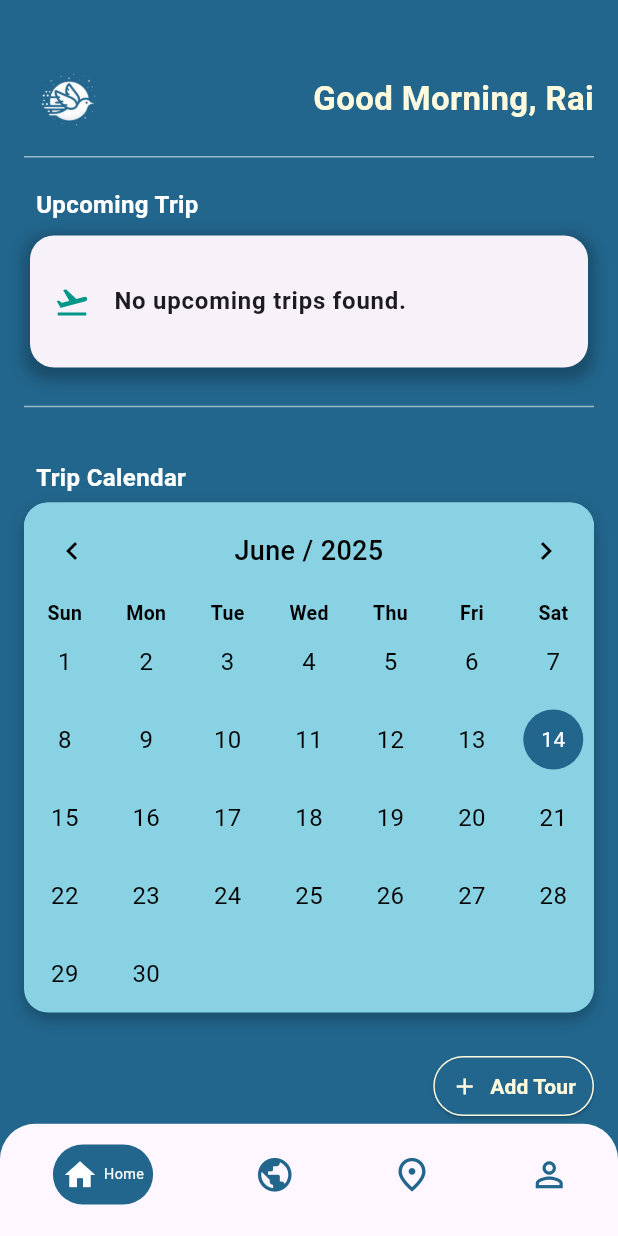
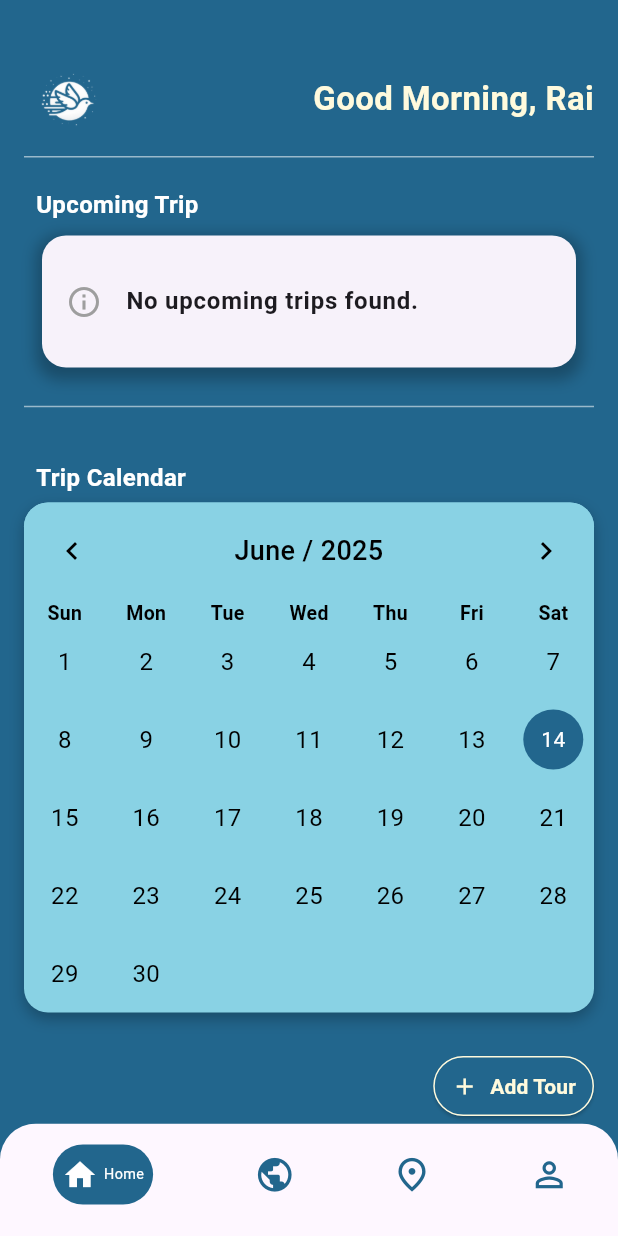
Before and after one commit to raiardia/Travel-Planner, a Flutter app: the HomePage screen opened by its route, on a phone screen of 412 x 824 dp. Run offline on Flutter 3.47's test engine with Material 3 defaults, Android fonts, the light colour scheme and no system bars; drawn by our look-alikes of table_calendar; our stand-ins replace google_fonts, image_picker.

Commit message:
perbarui card di upcoming trip ketika user menambahkan trip yang lain maka card upcoming tripnya bisa discroll ke kiri/kanan

```diff
--- a/Travel_Planner-main/lib/home.dart
+++ b/Travel_Planner-main/lib/home.dart
@@ -183,13 +183,11 @@ class _HomeContentState extends State<HomeContent> {
     final upcomingTrips =
         tripList.where((trip) => trip.dateRange.start.isAfter(now)).toList();
 
-    // Sort berdasarkan tanggal paling awal
     upcomingTrips.sort(
       (a, b) => a.dateRange.start.compareTo(b.dateRange.start),
     );
 
     final bool hasUpcoming = upcomingTrips.isNotEmpty;
-    final nearestTrip = hasUpcoming ? upcomingTrips.first : null;
 
     return Column(
       crossAxisAlignment: CrossAxisAlignment.start,
@@ -205,7 +203,17 @@ class _HomeContentState extends State<HomeContent> {
             ),
           ),
         ),
-        Container(
+        hasUpcoming
+            ? SingleChildScrollView(
+              scrollDirection: Axis.horizontal,
+              physics: BouncingScrollPhysics(),
+              child: Row(
+                children:
+                    upcomingTrips.map((trip) {
+                      return Padding(
+                        padding: const EdgeInsets.symmetric(horizontal: 8.0),
+                        child: Container(
+                          width: 365,
                           decoration: BoxDecoration(
                             borderRadius: BorderRadius.circular(16),
                             boxShadow: [
@@ -223,44 +231,72 @@ class _HomeContentState extends State<HomeContent> {
                             ),
                             child: ListTile(
                               contentPadding: const EdgeInsets.all(16),
-              leading: const Icon(Icons.flight_takeoff, color: Colors.teal),
+                              leading: const Icon(
+                                Icons.flight_takeoff,
+                                color: Colors.teal,
+                              ),
                               title: Text(
-                hasUpcoming
-                    ? nearestTrip!.location
-                    : "No upcoming trips found.",
-                style: const TextStyle(fontWeight: FontWeight.w600),
+                                trip.location,
+                                style: const TextStyle(
+                                  fontWeight: FontWeight.w600,
                                 ),
-              subtitle:
-                  hasUpcoming
-                      ? Text(
-                        DateFormat(
-                              'd MMMM y',
-                            ).format(nearestTrip!.dateRange.start) +
-                            ' - ' +
-                            DateFormat(
-                              'd MMMM y',
-                            ).format(nearestTrip.dateRange.end),
-                      )
-                      : null,
-              trailing:
-                  hasUpcoming
-                      ? const Icon(Icons.arrow_forward_ios, size: 16)
-                      : null,
-              onTap:
-                  hasUpcoming
-                      ? () {
+                              ),
+                              subtitle: Text(
+                                '${DateFormat('d MMMM y').format(trip.dateRange.start)} - '
+                                '${DateFormat('d MMMM y').format(trip.dateRange.end)}',
+                              ),
+                              trailing: const Icon(
+                                Icons.arrow_forward_ios,
+                                size: 16,
+                              ),
+                              onTap: () {
                                 showModalBottomSheet(
                                   context: context,
                                   isScrollControlled: true,
                                   backgroundColor: Colors.transparent,
                                   builder:
                                       (_) => TourDetailSheet(
-                                trip: nearestTrip!,
-                                tripIndex: tripList.indexOf(nearestTrip),
+                                        trip: trip,
+                                        tripIndex: tripList.indexOf(trip),
                                       ),
                                 );
-                      }
-                      : null,
+                              },
+                            ),
+                          ),
+                        ),
+                      );
+                    }).toList(),
+              ),
+            )
+            : Center(
+              child: Padding(
+                padding: const EdgeInsets.symmetric(horizontal: 8.0),
+                child: Container(
+                  width: 365,
+                  decoration: BoxDecoration(
+                    borderRadius: BorderRadius.circular(16),
+                    boxShadow: [
+                      BoxShadow(
+                        color: Colors.black26,
+                        blurRadius: 8,
+                        offset: Offset(0, 4),
+                      ),
+                    ],
+                  ),
+                  child: Card(
+                    elevation: 0,
+                    shape: RoundedRectangleBorder(
+                      borderRadius: BorderRadius.circular(16),
+                    ),
+                    child: const ListTile(
+                      contentPadding: EdgeInsets.all(16),
+                      leading: Icon(Icons.info_outline, color: Colors.grey),
+                      title: Text(
+                        "No upcoming trips found.",
+                        style: TextStyle(fontWeight: FontWeight.w600),
+                      ),
+                    ),
+                  ),
                 ),
               ),
             ),
```
Lines whose indentation alone changed are shown as unchanged.
